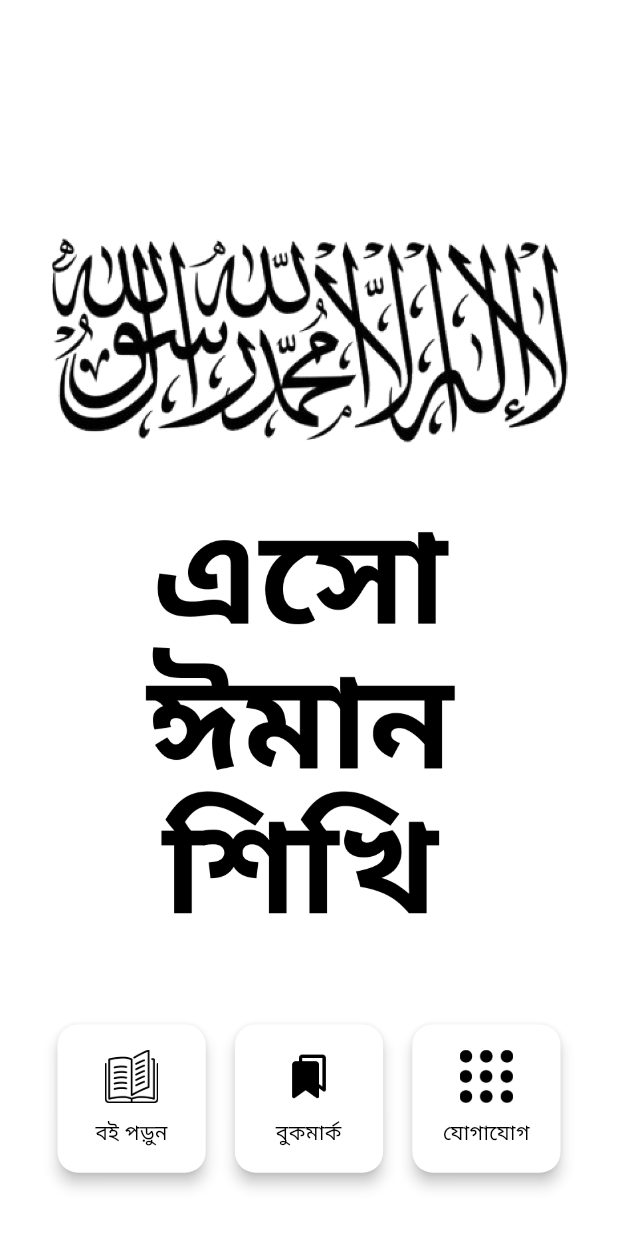
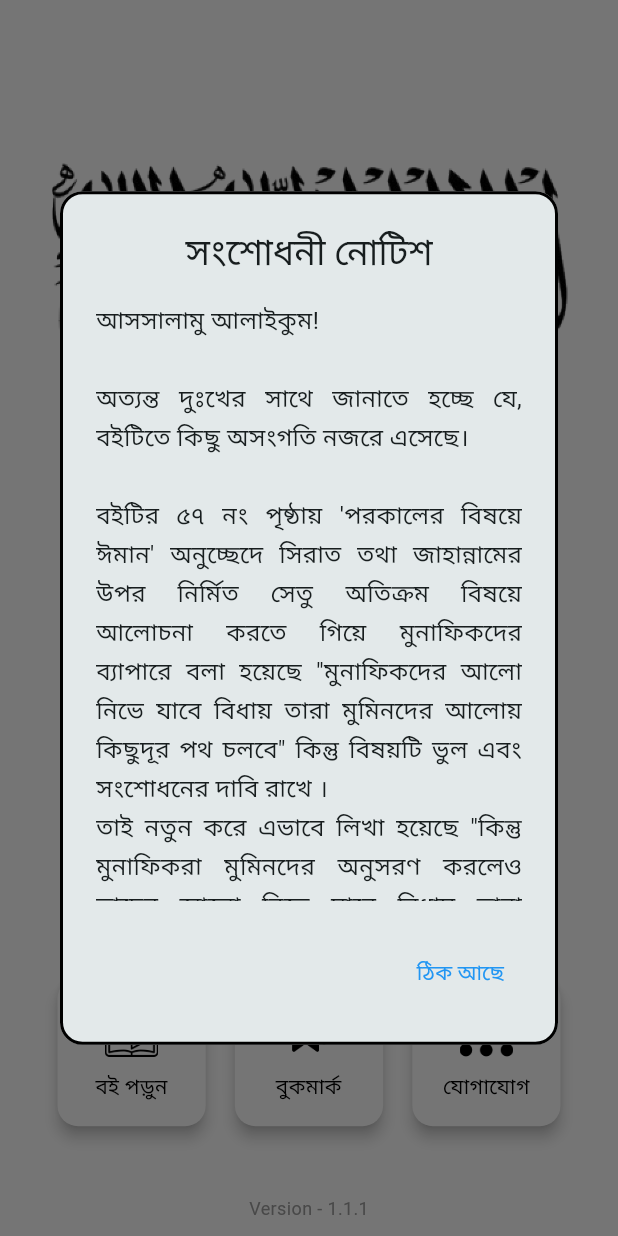
Before and after one commit to mhossain11/esho_eman_shikhi, a Flutter app: the screen it shows after launch, on a phone screen of 412 x 824 dp. Run offline on Flutter 3.47's test engine with Material 3 defaults, Android fonts, the light colour scheme and no system bars; our stand-ins replace flutter_screenutil, shared_preferences; missing offline and left inert: flutter_pdfview.

Commit message:
Update book content and text corrections

```diff
--- a/lib/screen/HomePage.dart
+++ b/lib/screen/HomePage.dart
@@ -1,35 +1,166 @@
 
 import 'package:flutter/material.dart';
 import 'package:flutter_screenutil/flutter_screenutil.dart';
+import 'package:shared_preferences/shared_preferences.dart';
 import '../widget/background_image.dart';
 import '../widget/gridview_items.dart';
+import '../widget/text.dart';
 
 
-class Homepage extends StatelessWidget {
-  const Homepage({super.key});
+class Homepage extends StatefulWidget {
+  const  Homepage({super.key});
 
+  @override
+  State<Homepage> createState() => _HomepageState();
+}
 
+class _HomepageState extends State<Homepage> {
 
+  @override
+  void initState() {
+    super.initState();
+
+    WidgetsBinding.instance.addPostFrameCallback((_) {
+      checkAppOpenCount();
+    });
+  }
+
+  Future<void> checkAppOpenCount() async {
+    final prefs = await SharedPreferences.getInstance();
+
+    // Get previous count.
+    int openCount = prefs.getInt('app_open_count') ?? 0;
+
+    // Increase count.
+    openCount++;
+
+    // Save count.
+    await prefs.setInt('app_open_count', openCount);
+
+    // Show popup only for first 3 opens.
+    if (openCount <= 3 && mounted) {
+      showMyDialog();
+    }
+  }
+
+  void showMyDialog() {
+    showDialog(
+      context: context,
+      barrierDismissible: false,
+      builder: (context) {
+        return AlertDialog(
+          title: const Text(
+            'সংশোধনী নোটিশ',
+            textAlign: TextAlign.center,
+          ),
+          shape: RoundedRectangleBorder(
+            borderRadius: BorderRadius.circular(15),
+            side: const BorderSide(
+              color: Colors.black,
+              width: 2,
+            ),
+          ),
+
+          content: SizedBox(
+            width: double.maxFinite,
+            height: 400,
+            child: SingleChildScrollView(
+              child: Text(
+                AppTexts.correctionNotice,
+                style: const TextStyle(
+                  fontSize: 16,
+                  height: 1.6,
+                ),
+                textAlign: TextAlign.justify,
+              ),
+            ),
+          ),
+
+          actions: [
+            TextButton(
+              style: TextButton.styleFrom(
+                foregroundColor: Colors.blue,),
+              onPressed: () {
+                Navigator.pop(context);
+              },
+              child: const Text('ঠিক আছে'),
+            ),
+          ],
+        );
+      },
+    );
+  }
   @override
   Widget build(BuildContext context) {
     final isLandscape = MediaQuery.of(context).orientation == Orientation.landscape;
 
+    // return Scaffold(
+    //   backgroundColor: Colors.white,
+    //   appBar: isLandscape ? null : AppBar(backgroundColor: Colors.white),
+    //   body: Stack(
+    //     children: [
+    //       // Background image
+    //       Align(
+    //           alignment: isLandscape
+    //               ? Alignment.center // landscape হলে মাঝখানে আসবে
+    //               : Alignment.topCenter,
+    //           child: BackgroundImage(isLandscape: isLandscape)),
+    //
+    //       // Grid items
+    //       Align(
+    //         alignment: Alignment.bottomCenter,
+    //         child: GridViewItems(isLandscape: isLandscape),
+    //       ),
+    //
+    //       Text('App Version- 1.1.1' )
+    //     ],
+    //   ),
+    // );
     return Scaffold(
       backgroundColor: Colors.white,
-      appBar: isLandscape ? null : AppBar(backgroundColor: Colors.white),
+      appBar: isLandscape
+          ? null
+          : AppBar(
+        backgroundColor: Colors.white,
+      ),
       body: Stack(
         children: [
           // Background image
-          Align(
+          Transform.translate(
+            offset: const Offset(0, -50),
+            child: Align(
               alignment: isLandscape
-                  ? Alignment.center // landscape হলে মাঝখানে আসবে
+                  ? Alignment.center
                   : Alignment.topCenter,
-              child: BackgroundImage(isLandscape: isLandscape)),
+              child: BackgroundImage(
+                isLandscape: isLandscape,
+              ),
+            ),
+          ),
 
-          // Grid items
+          // Grid + Version
           Align(
             alignment: Alignment.bottomCenter,
-            child: GridViewItems(isLandscape: isLandscape),
+            child: Column(
+              mainAxisSize: MainAxisSize.min,
+              children: [
+                GridViewItems(
+                  isLandscape: isLandscape,
+                ),
+
+                const SizedBox(height: 4),
+
+                const Text(
+                  'Version - 1.1.1',
+                  style: TextStyle(
+                    fontSize: 12,
+                    color: Colors.grey,
+                  ),
+                ),
+
+                const SizedBox(height: 10),
+              ],
+            ),
           ),
         ],
       ),
--- /dev/null
+++ b/lib/widget/text.dart
@@ -0,0 +1,18 @@
+class AppTexts {
+  static const String correctionNotice = '''
+আসসালামু আলাইকুম!
+
+অত্যন্ত দুঃখের সাথে জানাতে হচ্ছে যে, বইটিতে কিছু অসংগতি নজরে এসেছে।
+
+বইটির ৫৭ নং পৃষ্ঠায় 'পরকালের বিষয়ে ঈমান' অনুচ্ছেদে সিরাত তথা জাহান্নামের উপর নির্মিত সেতু অতিক্রম বিষয়ে আলোচনা করতে গিয়ে মুনাফিকদের ব্যাপারে বলা হয়েছে "মুনাফিকদের আলো নিভে যাবে বিধায় তারা মুমিনদের আলোয় কিছুদূর পথ চলবে" কিন্তু বিষয়টি ভুল এবং সংশোধনের দাবি রাখে ।
+তাই নতুন করে এভাবে লিখা হয়েছে "কিন্তু মুনাফিকরা মুমিনদের অনুসরণ করলেও তাদের আলো নিভে যাবে বিধায় তারা আটকে যাবে এবং তাদের ও মুমিনদের মাঝে প্রাচীর তুলে দেয়া হবে আর তারা জাহান্নামের সর্বনিম্ন স্তরে নিক্ষিপ্ত হবে" ।
+
+এছাড়া ৫৭ নং পৃষ্ঠায় কিছু পরিবর্তন ও সংযোজন হয়েছে। যার কারণে এই পৃষ্ঠার কিছু লেখা পরের পৃষ্ঠায় চলে গিয়েছে।
+
+আর ৮৮ নং পৃষ্ঠায় কতিপয় কাবিরহ গুনাহ সেখানে পরনিন্দা এর পরিবর্তে গীবত লেখা হয়েছে এবং কু- ধারণা করা এর পরিবর্তে লেখা হয়েছে অন্যের প্রতি কু- ধারণা প্রকাশ করা আর  বিশ্বাসঘাতকতা করা এর স্থলে লেখা হয়েছে চুক্তি ভঙ্গ করা।
+
+৯২ নং পৃষ্ঠায় কতিপয় সগিরহ গুনাহ সেখানে একসাথে একাধিক তালাক দেওয়া সেটা বাদ দিয়ে অন্যের প্রতি কু -ধারণা করা এটা লেখা হয়েছে আর পর নারীর দিকে তাকানো এর স্থলে চোখের যিনা এটা লেখা হয়েছে। আর বাস্তবতা এটাই যে কু- ধারনা করা এটা নফসের সগীরহ গুনাহ আর অন্যের ব্যাপারে কু- ধারণা প্রকাশ করা পরনিন্দার অন্তর্ভুক্ত সুতরাং এটা যদি বাস্তবতার সাথে মিলে যায় তাহলে তা গীবত আর যদি বাস্তবতার সাথে অমিল হয় তাহলে সেটা অপবাদের অন্তর্ভুক্ত।
+
+সবার প্রতি দেখে নেয়ার অনুরোধ রইল।
+''';
+}
```
Also changed, not shown: lib/screen/communication_screen.dart (+12 -11 lines), pubspec.yaml (+6 -5 lines), pubspec.lock, 4 other files.
